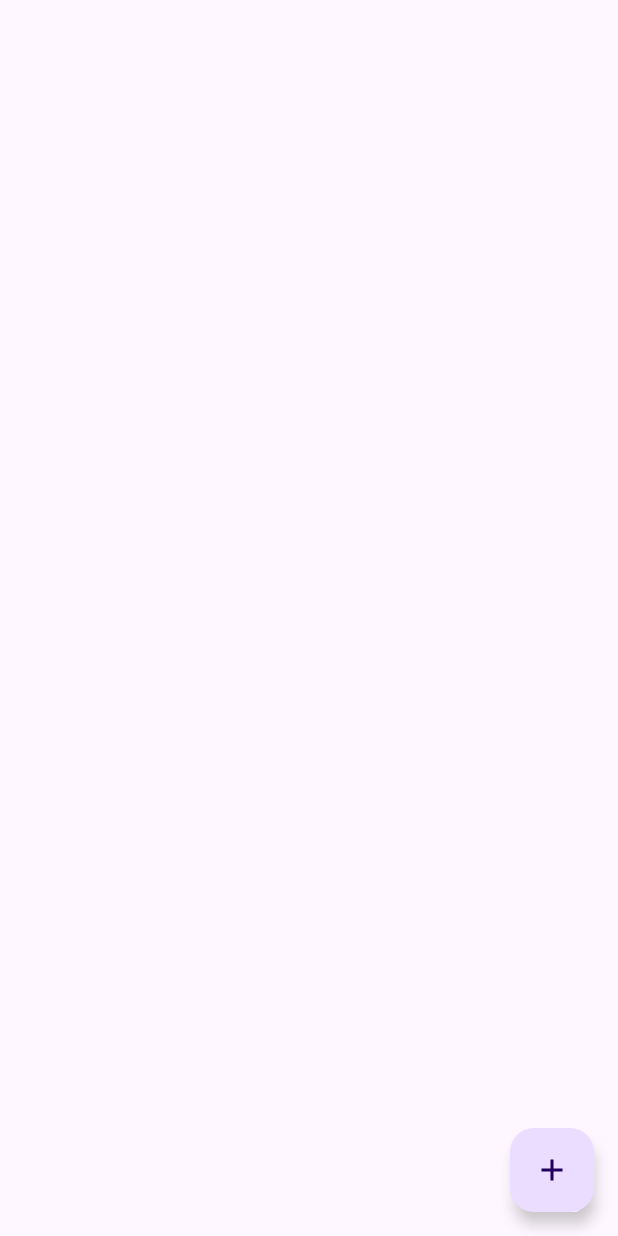
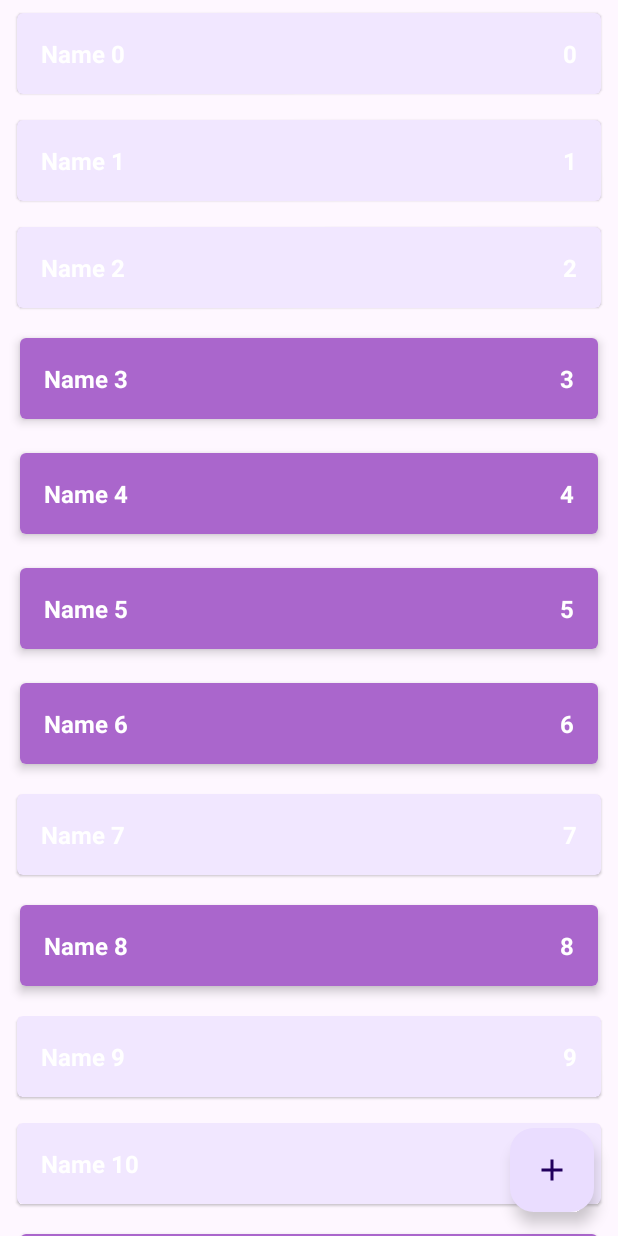
Before and after one commit to Cxatek18/ShopListPractice, an Android app: the screen it shows after launch (MainActivity), on a phone screen of 412 x 824 dp. Run offline under Robolectric (Android 15) with nearby library versions, the phone set to English and light mode, and no system bars.

Commit message:
The implementation of the Recycler View has been updated.

```diff
--- a/app/src/main/java/com/team/shoplistpr/presentation/MainActivity.kt
+++ b/app/src/main/java/com/team/shoplistpr/presentation/MainActivity.kt
@@ -14,20 +14,31 @@ import com.team.shoplistpr.domain.ShopItem
 class MainActivity : AppCompatActivity() {
 
     private lateinit var viewModel: MainViewModel
-    private lateinit var adapter: ShopListAdapter
+    private lateinit var shopListAdapter: ShopListAdapter
     override fun onCreate(savedInstanceState: Bundle?) {
         super.onCreate(savedInstanceState)
         setContentView(R.layout.activity_main)
         setUpRecyclerView()
         viewModel = ViewModelProvider(this)[MainViewModel::class.java]
         viewModel.shopList.observe(this){
-
+            shopListAdapter.shopList = it
         }
     }
 
     private fun setUpRecyclerView(){
         val rvShopList = findViewById<RecyclerView>(R.id.rv_shop_list)
-        adapter = ShopListAdapter()
-        rvShopList.adapter = adapter
+        with(rvShopList){
+            shopListAdapter = ShopListAdapter()
+            adapter = shopListAdapter
+            recycledViewPool.setMaxRecycledViews(
+                ShopListAdapter.VIEW_TYPE_ENABLE,
+                ShopListAdapter.MAX_POOL_SIZE
+            )
+            recycledViewPool.setMaxRecycledViews(
+                ShopListAdapter.VIEW_TYPE_DISABLE,
+                ShopListAdapter.MAX_POOL_SIZE
+            )
+        }
+
     }
 }
--- a/app/src/main/java/com/team/shoplistpr/presentation/ShopListAdapter.kt
+++ b/app/src/main/java/com/team/shoplistpr/presentation/ShopListAdapter.kt
@@ -1,5 +1,6 @@
 package com.team.shoplistpr.presentation
 
+import android.util.Log
 import android.view.LayoutInflater
 import android.view.View
 import android.view.ViewGroup
@@ -10,40 +11,32 @@ import com.team.shoplistpr.R
 import com.team.shoplistpr.domain.ShopItem
 
 class ShopListAdapter : RecyclerView.Adapter<ShopListAdapter.ShopListViewHolder>() {
-
     var shopList = listOf<ShopItem>()
         set(value) {
             field = value
             notifyDataSetChanged()
         }
 
-
     override fun onCreateViewHolder(parent: ViewGroup, viewType: Int): ShopListViewHolder {
+        val layout = when (viewType) {
+            VIEW_TYPE_ENABLE -> R.layout.item_shop_enabled
+            VIEW_TYPE_DISABLE -> R.layout.item_shop_disabled
+            else -> throw RuntimeException("Unknow view type: $viewType")
+        }
+        Log.d("ShopListAdapter", "$layout asdadada")
         val view = LayoutInflater.from(parent.context)
-                .inflate(R.layout.item_shop_disabled, parent, false)
+            .inflate(layout, parent, false)
         return ShopListViewHolder(view)
     }
 
     override fun onBindViewHolder(viewHolder: ShopListViewHolder, position: Int) {
         val shopItem = shopList[position]
-        val status = if(shopItem.enabled){
-            "Active"
-        }else{
-            "Not Active"
-        }
-        viewHolder.view.setOnLongClickListener{
+        Log.d("ShopListAdapter", "onBindViewHolder")
+        viewHolder.view.setOnLongClickListener {
             true
         }
-        if(shopItem.enabled){
-            viewHolder.tvName.text = "${shopItem.name} $status"
-            viewHolder.tvCount.text = shopItem.count.toString()
-            viewHolder.tvName.setTextColor(
-                ContextCompat.getColor(
-                    viewHolder.view.context,
-                    android.R.color.holo_red_light
-                )
-            )
-        }
+        viewHolder.tvName.text = shopItem.name
+        viewHolder.tvCount.text = shopItem.count.toString()
     }
 
     override fun onViewRecycled(viewHolder: ShopListViewHolder) {
@@ -58,12 +51,27 @@ class ShopListAdapter : RecyclerView.Adapter<ShopListAdapter.ShopListViewHolder>
         )
     }
 
+    override fun getItemViewType(position: Int): Int {
+        val item = shopList[position]
+        return if (item.enabled) {
+            VIEW_TYPE_ENABLE
+        } else {
+            VIEW_TYPE_DISABLE
+        }
+    }
+
     override fun getItemCount(): Int {
         return shopList.size
     }
 
-    class ShopListViewHolder(val view: View): RecyclerView.ViewHolder(view){
+    class ShopListViewHolder(val view: View) : RecyclerView.ViewHolder(view) {
         val tvName = view.findViewById<TextView>(R.id.tv_name)
         val tvCount = view.findViewById<TextView>(R.id.tv_count)
     }
+
+    companion object {
+        const val VIEW_TYPE_ENABLE = 0
+        const val VIEW_TYPE_DISABLE = 1
+        const val MAX_POOL_SIZE = 30
+    }
 }
--- a/app/src/main/res/layout/activity_main.xml
+++ b/app/src/main/res/layout/activity_main.xml
@@ -10,7 +10,6 @@
         android:id="@+id/rv_shop_list"
         android:layout_width="0dp"
         android:layout_height="0dp"
-        android:visibility="gone"
         app:layout_constraintBottom_toBottomOf="parent"
         app:layout_constraintEnd_toEndOf="parent"
         app:layout_constraintStart_toStartOf="parent"
```
